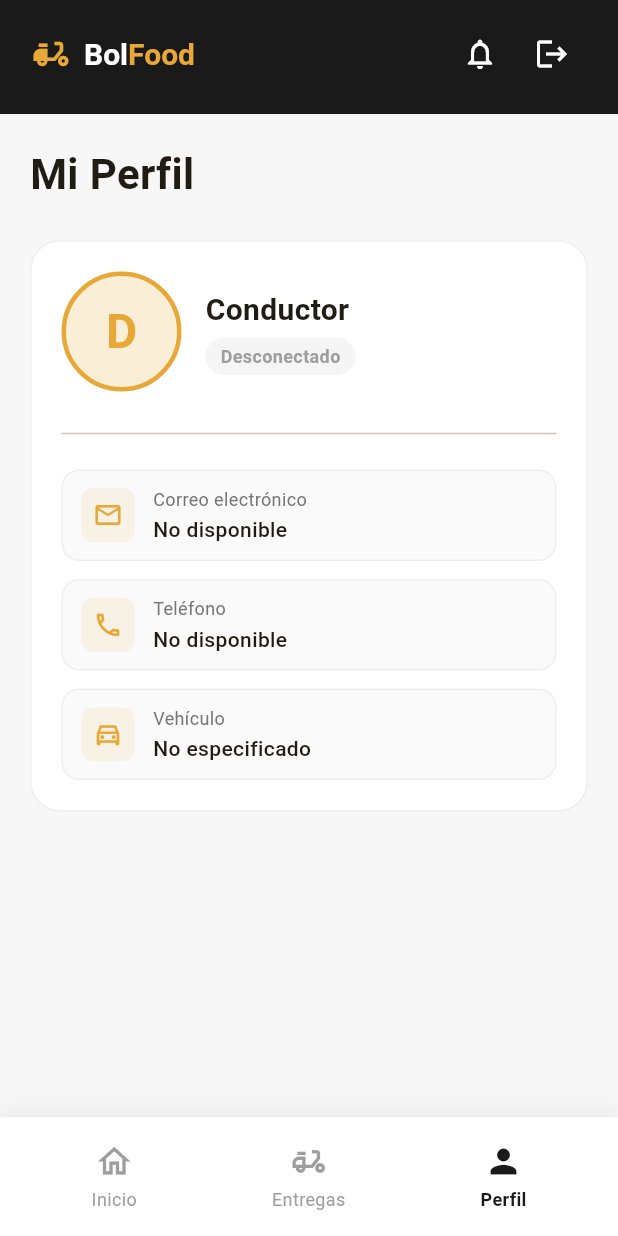
After one commit to EdmundoZ12/app-bol-food, a Flutter app: the ProfileScreen screen opened by its route, on a phone screen of 412 x 824 dp. The commit adds this screen. Run offline on Flutter 3.47's test engine with Material 3 defaults, Android fonts, the phone set to English and light mode, and no system bars; our stand-ins replace dio, equatable, firebase_core, firebase_messaging, flutter_bloc, flutter_dotenv and 5 more; accounts and stored records are empty; project files that could hold a hidden picture were left out.

Commit message:
order, profile

```diff
--- a/lib/config/router/app_router.dart
+++ b/lib/config/router/app_router.dart
@@ -50,5 +50,11 @@ final appRouter = GoRouter(
         return OrderDetailScreen(order: order);
       },
     ),
+
+    // Profile
+    GoRoute(
+      path: '/profile',
+      builder: (context, state) => const ProfileScreen(),
+    ),
   ],
 );
--- a/lib/screens/home/home_screen.dart
+++ b/lib/screens/home/home_screen.dart
@@ -38,7 +38,11 @@ class _HomeScreenState extends State<HomeScreen> {
 
   @override
   void dispose() {
-    _trackingService.dispose();
+    // No llamar dispose() en el TrackingService ya que es singleton
+    // Solo detener si el usuario cierra la pantalla y no está online
+    if (!_isOnline) {
+      _trackingService.stopTracking();
+    }
     super.dispose();
   }
 
--- /dev/null
+++ b/lib/screens/profile/profile_screen.dart
@@ -0,0 +1,295 @@
+import 'package:flutter/material.dart';
+import 'package:go_router/go_router.dart';
+import 'package:google_fonts/google_fonts.dart';
+import 'package:provider/provider.dart';
+
+import '../../config/theme/app_theme.dart';
+import '../../providers/auth_provider.dart';
+import '../../widgets/bottom_nav_bar.dart';
+
+class ProfileScreen extends StatelessWidget {
+  const ProfileScreen({super.key});
+
+  @override
+  Widget build(BuildContext context) {
+    return Scaffold(
+      backgroundColor: scaffoldBackgroundColor,
+      body: Column(
+        children: [
+          _buildHeader(context),
+          Expanded(
+            child: SingleChildScrollView(
+              padding: const EdgeInsets.all(20),
+              child: Column(
+                crossAxisAlignment: CrossAxisAlignment.start,
+                children: [
+                  Text(
+                    'Mi Perfil',
+                    style: GoogleFonts.montserratAlternates(
+                      fontSize: 28,
+                      fontWeight: FontWeight.bold,
+                    ),
+                  ),
+                  const SizedBox(height: 24),
+                  _buildProfileCard(context),
+                ],
+              ),
+            ),
+          ),
+        ],
+      ),
+      bottomNavigationBar: BottomNavBar(
+        currentIndex: 2,
+        onTap: (index) {
+          if (index == 0) context.go('/home');
+          if (index == 1) context.go('/delivery-history');
+        },
+      ),
+    );
+  }
+
+  Widget _buildHeader(BuildContext context) {
+    return Container(
+      padding: EdgeInsets.only(
+        top: MediaQuery.of(context).padding.top + 12,
+        left: 20,
+        right: 20,
+        bottom: 16,
+      ),
+      decoration: const BoxDecoration(color: primaryBlack),
+      child: Row(
+        mainAxisAlignment: MainAxisAlignment.spaceBetween,
+        children: [
+          Row(
+            children: [
+              Icon(Icons.delivery_dining, color: primaryYellow, size: 28),
+              const SizedBox(width: 8),
+              RichText(
+                text: TextSpan(
+                  style: GoogleFonts.montserratAlternates(
+                    fontSize: 20,
+                    fontWeight: FontWeight.bold,
+                  ),
+                  children: const [
+                    TextSpan(
+                      text: 'Bol',
+                      style: TextStyle(color: Colors.white),
+                    ),
+                    TextSpan(
+                      text: 'Food',
+                      style: TextStyle(color: primaryYellow),
+                    ),
+                  ],
+                ),
+              ),
+            ],
+          ),
+          Row(
+            children: [
+              IconButton(
+                icon: const Icon(Icons.notifications_outlined, color: Colors.white),
+                onPressed: () {},
+              ),
+              IconButton(
+                icon: const Icon(Icons.logout, color: Colors.white),
+                onPressed: () => _showLogoutDialog(context),
+              ),
+            ],
+          ),
+        ],
+      ),
+    );
+  }
+
+  Widget _buildProfileCard(BuildContext context) {
+    return Consumer<AuthProvider>(
+      builder: (context, authProvider, child) {
+        final driver = authProvider.driver;
+
+        return Container(
+          padding: const EdgeInsets.all(20),
+          decoration: BoxDecoration(
+            color: Colors.white,
+            borderRadius: BorderRadius.circular(20),
+            border: Border.all(color: Colors.grey.shade200),
+          ),
+          child: Column(
+            children: [
+              // Avatar y nombre
+              Row(
+                children: [
+                  Container(
+                    width: 80,
+                    height: 80,
+                    decoration: BoxDecoration(
+                      color: primaryYellow.withOpacity(0.2),
+                      shape: BoxShape.circle,
+                      border: Border.all(color: primaryYellow, width: 3),
+                    ),
+                    child: Center(
+                      child: Text(
+                        driver?.name.substring(0, 1).toUpperCase() ?? 'D',
+                        style: GoogleFonts.montserratAlternates(
+                          fontSize: 32,
+                          fontWeight: FontWeight.bold,
+                          color: primaryYellow,
+                        ),
+                      ),
+                    ),
+                  ),
+                  const SizedBox(width: 16),
+                  Expanded(
+                    child: Column(
+                      crossAxisAlignment: CrossAxisAlignment.start,
+                      children: [
+                        Text(
+                          driver?.fullName ?? 'Conductor',
+                          style: GoogleFonts.montserratAlternates(
+                            fontSize: 20,
+                            fontWeight: FontWeight.bold,
+                          ),
+                        ),
+                        const SizedBox(height: 4),
+                        Container(
+                          padding: const EdgeInsets.symmetric(
+                            horizontal: 10,
+                            vertical: 4,
+                          ),
+                          decoration: BoxDecoration(
+                            color: driver?.isAvailable == true
+                                ? Colors.green.withOpacity(0.1)
+                                : Colors.grey.withOpacity(0.1),
+                            borderRadius: BorderRadius.circular(20),
+                          ),
+                          child: Text(
+                            driver?.isAvailable == true ? 'En línea' : 'Desconectado',
+                            style: GoogleFonts.montserratAlternates(
+                              fontSize: 12,
+                              fontWeight: FontWeight.w600,
+                              color: driver?.isAvailable == true
+                                  ? Colors.green
+                                  : Colors.grey,
+                            ),
+                          ),
+                        ),
+                      ],
+                    ),
+                  ),
+                ],
+              ),
+              const SizedBox(height: 20),
+              const Divider(),
+              const SizedBox(height: 16),
+
+              // Información de contacto
+              _buildInfoItem(
+                icon: Icons.email_outlined,
+                label: 'Correo electrónico',
+                value: driver?.email ?? 'No disponible',
+              ),
+              const SizedBox(height: 12),
+              _buildInfoItem(
+                icon: Icons.phone_outlined,
+                label: 'Teléfono',
+                value: driver?.phone ?? 'No disponible',
+              ),
+              const SizedBox(height: 12),
+              _buildInfoItem(
+                icon: Icons.directions_car_outlined,
+                label: 'Vehículo',
+                value: driver?.vehicle ?? 'No especificado',
+              ),
+            ],
+          ),
+        );
+      },
+    );
+  }
+
+  Widget _buildInfoItem({
+    required IconData icon,
+    required String label,
+    required String value,
+  }) {
+    return Container(
+      padding: const EdgeInsets.symmetric(horizontal: 12, vertical: 10),
+      decoration: BoxDecoration(
+        color: Colors.grey.shade50,
+        borderRadius: BorderRadius.circular(12),
+        border: Border.all(color: Colors.grey.shade200),
+      ),
+      child: Row(
+        children: [
+          Container(
+            padding: const EdgeInsets.all(8),
+            decoration: BoxDecoration(
+              color: primaryYellow.withOpacity(0.1),
+              borderRadius: BorderRadius.circular(8),
+            ),
+            child: Icon(icon, size: 20, color: primaryYellow),
+          ),
+          const SizedBox(width: 12),
+          Expanded(
+            child: Column(
+              crossAxisAlignment: CrossAxisAlignment.start,
+              children: [
+                Text(
+                  label,
+                  style: GoogleFonts.montserratAlternates(
+                    fontSize: 12,
+                    color: Colors.grey.shade600,
+                  ),
+                ),
+                const SizedBox(height: 2),
+                Text(
+                  value,
+                  style: GoogleFonts.montserratAlternates(
+                    fontSize: 14,
+                    fontWeight: FontWeight.w500,
+                  ),
+                ),
+              ],
+            ),
+          ),
+        ],
+      ),
+    );
+  }
+
+  void _showLogoutDialog(BuildContext context) {
+    showDialog(
+      context: context,
+      builder: (context) => AlertDialog(
+        shape: RoundedRectangleBorder(borderRadius: BorderRadius.circular(16)),
+        title: Text(
+          'Cerrar sesión',
+          style: GoogleFonts.montserratAlternates(fontWeight: FontWeight.bold),
+        ),
+        content: Text(
+          '¿Estás seguro de que quieres cerrar sesión?',
+          style: GoogleFonts.montserratAlternates(),
+        ),
+        actions: [
+          TextButton(
+            onPressed: () => Navigator.pop(context),
+            child: Text(
+              'Cancelar',
+              style: GoogleFonts.montserratAlternates(color: Colors.grey),
+            ),
+          ),
+          TextButton(
+            onPressed: () {
+              Navigator.pop(context);
+              context.read<AuthProvider>().logout();
+              context.go('/login');
+            },
+            child: Text(
+              'Cerrar sesión',
+              style: GoogleFonts.montserratAlternates(color: Colors.red),
+            ),
+          ),
+        ],
+      ),
+    );
+  }
+}
--- a/lib/screens/screens.dart
+++ b/lib/screens/screens.dart
@@ -7,3 +7,4 @@ export 'orders/active_order_screen.dart';
 export 'orders/order_delivered_screen.dart';
 export 'orders/delivery_history_screen.dart';
 export 'orders/order_detail_screen.dart';
+export 'profile/profile_screen.dart';
--- a/lib/services/location/location_service.dart
+++ b/lib/services/location/location_service.dart
@@ -2,6 +2,11 @@ import 'dart:async';
 import 'package:geolocator/geolocator.dart';
 
 class LocationService {
+  // Singleton para evitar múltiples instancias
+  static final LocationService _instance = LocationService._internal();
+  factory LocationService() => _instance;
+  LocationService._internal();
+
   StreamSubscription<Position>? _positionSubscription;
   Position? _lastPosition;
 
@@ -62,6 +67,12 @@ class LocationService {
     required Function(Position) onLocationUpdate,
     int distanceFilter = 10, // metros mínimos para nueva actualización
   }) {
+    // Evitar iniciar múltiples streams
+    if (_positionSubscription != null) {
+      print('⚠️ Tracking ya está activo, ignorando nueva solicitud');
+      return;
+    }
+
     print('🚀 Iniciando tracking de ubicación...');
 
     _positionSubscription =
--- a/lib/services/location/tracking_service.dart
+++ b/lib/services/location/tracking_service.dart
@@ -4,6 +4,11 @@ import 'package:geolocator/geolocator.dart';
 import 'location_service.dart';
 
 class TrackingService {
+  // Singleton para evitar múltiples instancias
+  static final TrackingService _instance = TrackingService._internal();
+  factory TrackingService() => _instance;
+  TrackingService._internal();
+
   final LocationService _locationService = LocationService();
   final DriverService _driverService = DriverService();
 
```
